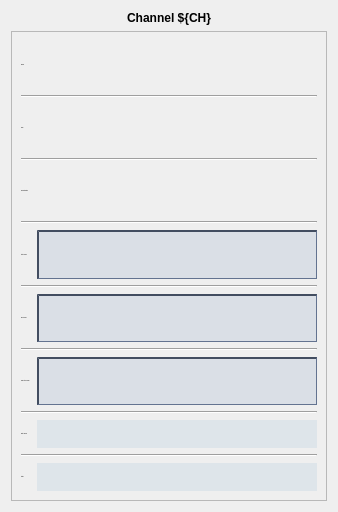
Before: the Qt Designer form waveform_engine.ui in cristinasewell/ATCA_PyDM_Screens, drawn with Qt 5.
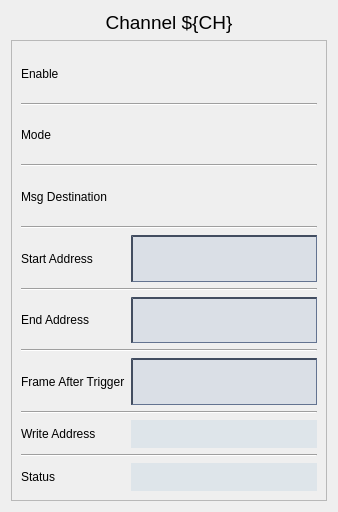
After: the same form once the commit is applied. Custom widgets are drawn as their Qt base class.

Commit message: FIX: take font-size out of the stylesheets

The edit to the form file:
```diff
--- a/waveform_engine.ui
+++ b/waveform_engine.ui
@@ -59,11 +59,13 @@
   <layout class="QVBoxLayout" name="verticalLayout">
    <item>
     <widget class="QLabel" name="label_9">
+     <property name="font">
+      <font>
+       <pointsize>14</pointsize>
+      </font>
+     </property>
      <property name="styleSheet">
-      <string notr="true">QLabel{
-  font-size: 12px;
-  font: bold;
-}</string>
+      <string notr="true"/>
      </property>
      <property name="text">
       <string>Channel ${CH}</string>
@@ -84,7 +86,7 @@
         <x>0</x>
         <y>0</y>
         <width>322</width>
-        <height>477</height>
+        <height>474</height>
        </rect>
       </property>
       <layout class="QVBoxLayout" name="verticalLayout_2">
@@ -99,9 +101,7 @@
             </sizepolicy>
            </property>
            <property name="font">
-            <font>
-             <pointsize>-1</pointsize>
-            </font>
+            <font/>
            </property>
            <property name="text">
             <string>Frame After Trigger</string>
@@ -158,9 +158,7 @@
             </sizepolicy>
            </property>
            <property name="font">
-            <font>
-             <pointsize>-1</pointsize>
-            </font>
+            <font/>
            </property>
            <property name="text">
             <string>Start Address</string>
@@ -217,9 +215,7 @@
             </sizepolicy>
            </property>
            <property name="font">
-            <font>
-             <pointsize>-1</pointsize>
-            </font>
+            <font/>
            </property>
            <property name="text">
             <string>End Address</string>
@@ -304,9 +300,7 @@
             </size>
            </property>
            <property name="font">
-            <font>
-             <pointsize>-1</pointsize>
-            </font>
+            <font/>
            </property>
            <property name="toolTip">
             <string/>
@@ -333,9 +327,7 @@
             </sizepolicy>
            </property>
            <property name="font">
-            <font>
-             <pointsize>-1</pointsize>
-            </font>
+            <font/>
            </property>
            <property name="text">
             <string>Enable</string>
@@ -357,9 +349,7 @@
             </size>
            </property>
            <property name="font">
-            <font>
-             <pointsize>-1</pointsize>
-            </font>
+            <font/>
            </property>
            <property name="toolTip">
             <string/>
@@ -497,9 +487,7 @@
             </sizepolicy>
            </property>
            <property name="font">
-            <font>
-             <pointsize>-1</pointsize>
-            </font>
+            <font/>
            </property>
            <property name="text">
             <string>Msg Destination</string>
@@ -522,9 +510,7 @@
             </sizepolicy>
            </property>
            <property name="font">
-            <font>
-             <pointsize>-1</pointsize>
-            </font>
+            <font/>
            </property>
            <property name="text">
             <string>Mode</string>
@@ -540,9 +526,7 @@
             </sizepolicy>
            </property>
            <property name="font">
-            <font>
-             <pointsize>-1</pointsize>
-            </font>
+            <font/>
            </property>
            <property name="text">
             <string>Status</string>
@@ -592,9 +576,7 @@
             </sizepolicy>
            </property>
            <property name="font">
-            <font>
-             <pointsize>-1</pointsize>
-            </font>
+            <font/>
            </property>
            <property name="text">
             <string>Write Address</string>
```
The commit also changes 8 other files.
